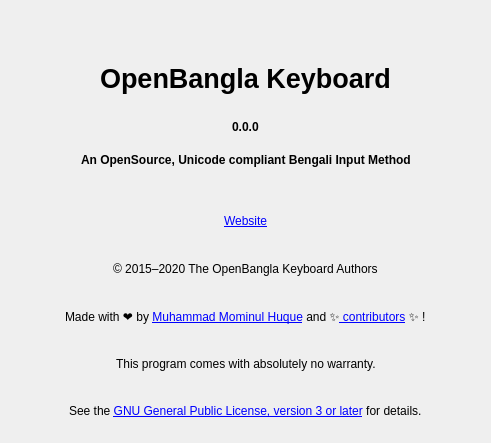
The window that src/frontend/AboutDialog.ui (OpenBangla/OpenBangla-Keyboard) describes before a commit, drawn with Qt 5.
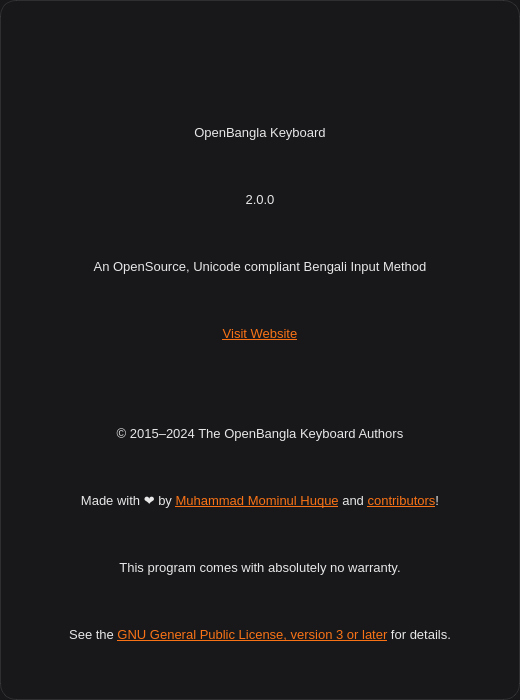
The same window after the commit. Icons and pictures are not drawn.

The edit to the form file:
```diff
--- a/src/frontend/AboutDialog.ui
+++ b/src/frontend/AboutDialog.ui
@@ -6,365 +6,240 @@
    <rect>
     <x>0</x>
     <y>0</y>
-    <width>491</width>
-    <height>443</height>
+    <width>520</width>
+    <height>700</height>
    </rect>
   </property>
   <property name="windowTitle">
    <string>About OpenBangla Keyboard</string>
   </property>
-  <property name="windowIcon">
-   <iconset resource="images.qrc">
-    <normaloff>:/images/OpenBangla-Keyboard.png</normaloff>:/images/OpenBangla-Keyboard.png</iconset>
+  <property name="styleSheet">
+   <string notr="true">QDialog {
+    background: #18181b;
+    border: 1px solid rgba(255, 255, 255, 0.1);
+    border-radius: 16px;
+}
+
+QLabel {
+    color: rgba(255, 255, 255, 0.9);
+    font-size: 13px;
+}
+
+QLabel[title=&quot;true&quot;] {
+    font-size: 28px;
+    font-weight: 600;
+    color: white;
+    margin-top: 16px;
+}
+
+QLabel[subtitle=&quot;true&quot;] {
+    font-size: 15px;
+    font-weight: 500;
+    color: rgba(255, 255, 255, 0.7);
+}
+
+QLabel[version=&quot;true&quot;] {
+    font-size: 16px;
+    font-weight: 600;
+    color: rgba(255, 255, 255, 0.5);
+    margin-bottom: 8px;
+}
+
+QLabel[copyright=&quot;true&quot;] {
+    color: rgba(255, 255, 255, 0.4);
+    font-size: 12px;
+}
+
+QLabel[link=&quot;true&quot;] a {
+    color: #f97316;
+    text-decoration: none;
+    font-size: 14px;
+    font-weight: 500;
+}
+
+QLabel[link=&quot;true&quot;] a:hover {
+    color: #f97316;
+    text-decoration: none;
+}
+
+QLabel#labelImage {
+    background: transparent;
+    border: none;
+    padding: 0;
+    margin-bottom: 16px;
+}
+
+QLabel#labelImage QPixmap {
+    border: 1px solid rgba(255, 255, 255, 0.1);
+    border-radius: 12px;
+}</string>
   </property>
   <layout class="QVBoxLayout" name="verticalLayout">
+   <property name="spacing">
+    <number>16</number>
+   </property>
+   <property name="leftMargin">
+    <number>40</number>
+   </property>
+   <property name="topMargin">
+    <number>40</number>
+   </property>
+   <property name="rightMargin">
+    <number>40</number>
+   </property>
+   <property name="bottomMargin">
+    <number>40</number>
+   </property>
    <item>
-    <layout class="QHBoxLayout" name="horizontalLayout">
-     <item>
-      <spacer name="horizontalSpacer">
-       <property name="orientation">
-        <enum>Qt::Horizontal</enum>
-       </property>
-       <property name="sizeHint" stdset="0">
-        <size>
-         <width>40</width>
-         <height>20</height>
-        </size>
-       </property>
-      </spacer>
-     </item>
-     <item>
-      <widget class="QLabel" name="labelImage">
-       <property name="text">
-        <string/>
-       </property>
-       <property name="pixmap">
-        <pixmap resource="images.qrc">:/images/OpenBangla-Keyboard.png</pixmap>
-       </property>
-      </widget>
-     </item>
-     <item>
-      <spacer name="horizontalSpacer_2">
-       <property name="orientation">
-        <enum>Qt::Horizontal</enum>
-       </property>
-       <property name="sizeHint" stdset="0">
-        <size>
-         <width>40</width>
-         <height>20</height>
-        </size>
-       </property>
-      </spacer>
-     </item>
-    </layout>
+    <widget class="QLabel" name="labelImage">
+     <property name="sizePolicy">
+      <sizepolicy hsizetype="Expanding" vsizetype="Preferred">
+       <horstretch>0</horstretch>
+       <verstretch>0</verstretch>
+      </sizepolicy>
+     </property>
+     <property name="text">
+      <string/>
+     </property>
+     <property name="pixmap">
+      <pixmap>:/images/OpenBangla-Keyboard.png</pixmap>
+     </property>
+     <property name="scaledContents">
+      <bool>false</bool>
+     </property>
+     <property name="alignment">
+      <set>Qt::AlignCenter</set>
+     </property>
+    </widget>
    </item>
    <item>
-    <layout class="QHBoxLayout" name="horizontalLayout_2">
-     <item>
-      <spacer name="horizontalSpacer_3">
-       <property name="orientation">
-        <enum>Qt::Horizontal</enum>
-       </property>
-       <property name="sizeHint" stdset="0">
-        <size>
-         <width>40</width>
-         <height>20</height>
-        </size>
-       </property>
-      </spacer>
-     </item>
-     <item>
-      <widget class="QLabel" name="label">
-       <property name="text">
-        <string>&lt;html&gt;&lt;head/&gt;&lt;body&gt;&lt;p&gt;&lt;span style=&quot; font-size:20pt; font-weight:600;&quot;&gt;OpenBangla Keyboard&lt;/span&gt;&lt;/p&gt;&lt;/body&gt;&lt;/html&gt;</string>
-       </property>
-      </widget>
-     </item>
-     <item>
-      <spacer name="horizontalSpacer_4">
-       <property name="orientation">
-        <enum>Qt::Horizontal</enum>
-       </property>
-       <property name="sizeHint" stdset="0">
-        <size>
-         <width>40</width>
-         <height>20</height>
-        </size>
-       </property>
-      </spacer>
-     </item>
-    </layout>
+    <widget class="QLabel" name="label">
+     <property name="text">
+      <string>OpenBangla Keyboard</string>
+     </property>
+     <property name="alignment">
+      <set>Qt::AlignCenter</set>
+     </property>
+     <property name="title" stdset="0">
+      <bool>true</bool>
+     </property>
+    </widget>
    </item>
    <item>
-    <layout class="QHBoxLayout" name="horizontalLayout_3">
-     <item>
-      <spacer name="horizontalSpacer_5">
-       <property name="orientation">
-        <enum>Qt::Horizontal</enum>
-       </property>
-       <property name="sizeHint" stdset="0">
-        <size>
-         <width>40</width>
-         <height>20</height>
-        </size>
-       </property>
-      </spacer>
-     </item>
-     <item>
-      <widget class="QLabel" name="labelVer">
-       <property name="font">
-        <font>
-         <weight>75</weight>
-         <bold>true</bold>
-        </font>
-       </property>
-       <property name="text">
-        <string>0.0.0</string>
-       </property>
-      </widget>
-     </item>
-     <item>
-      <spacer name="horizontalSpacer_6">
-       <property name="orientation">
-        <enum>Qt::Horizontal</enum>
-       </property>
-       <property name="sizeHint" stdset="0">
-        <size>
-         <width>40</width>
-         <height>20</height>
-        </size>
-       </property>
-      </spacer>
-     </item>
-    </layout>
+    <widget class="QLabel" name="labelVer">
+     <property name="text">
+      <string>2.0.0</string>
+     </property>
+     <property name="alignment">
+      <set>Qt::AlignCenter</set>
+     </property>
+     <property name="version" stdset="0">
+      <bool>true</bool>
+     </property>
+    </widget>
    </item>
    <item>
-    <layout class="QHBoxLayout" name="horizontalLayout_4">
-     <item>
-      <spacer name="horizontalSpacer_7">
-       <property name="orientation">
-        <enum>Qt::Horizontal</enum>
-       </property>
-       <property name="sizeHint" stdset="0">
-        <size>
-         <width>40</width>
-         <height>20</height>
-        </size>
-       </property>
-      </spacer>
-     </item>
-     <item>
-      <widget class="QLabel" name="labelInfo">
-       <property name="frameShape">
-        <enum>QFrame::NoFrame</enum>
-       </property>
-       <property name="text">
-        <string>&lt;html&gt;&lt;head/&gt;&lt;body&gt;&lt;p&gt;&lt;span style=&quot; font-weight:600;&quot;&gt;An OpenSource, Unicode compliant Bengali Input Method&lt;/span&gt;&lt;/p&gt;&lt;/body&gt;&lt;/html&gt;</string>
-       </property>
-       <property name="alignment">
-        <set>Qt::AlignLeading|Qt::AlignLeft|Qt::AlignTop</set>
-       </property>
-      </widget>
-     </item>
-     <item>
-      <spacer name="horizontalSpacer_8">
-       <property name="orientation">
-        <enum>Qt::Horizontal</enum>
-       </property>
-       <property name="sizeHint" stdset="0">
-        <size>
-         <width>40</width>
-         <height>20</height>
-        </size>
-       </property>
-      </spacer>
-     </item>
-    </layout>
+    <widget class="QLabel" name="labelInfo">
+     <property name="text">
+      <string>An OpenSource, Unicode compliant Bengali Input Method</string>
+     </property>
+     <property name="alignment">
+      <set>Qt::AlignCenter</set>
+     </property>
+     <property name="subtitle" stdset="0">
+      <bool>true</bool>
+     </property>
+    </widget>
    </item>
    <item>
-    <layout class="QHBoxLayout" name="horizontalLayout_5">
-     <item>
-      <spacer name="horizontalSpacer_9">
-       <property name="orientation">
-        <enum>Qt::Horizontal</enum>
-       </property>
-       <property name="sizeHint" stdset="0">
-        <size>
-         <width>40</width>
-         <height>20</height>
-        </size>
-       </property>
-      </spacer>
-     </item>
-     <item>
-      <widget class="QLabel" name="lblWebsite">
-       <property name="text">
-        <string>&lt;html&gt;&lt;head/&gt;&lt;body&gt;&lt;p&gt;&lt;a href=&quot;https://openbangla.github.io/&quot;&gt;&lt;span style=&quot; text-decoration: underline; color:#0000ff;&quot;&gt;Website&lt;/span&gt;&lt;/a&gt;&lt;/p&gt;&lt;/body&gt;&lt;/html&gt;</string>
-       </property>
-      </widget>
-     </item>
-     <item>
-      <spacer name="horizontalSpacer_10">
-       <property name="orientation">
-        <enum>Qt::Horizontal</enum>
-       </property>
-       <property name="sizeHint" stdset="0">
-        <size>
-         <width>40</width>
-         <height>20</height>
-        </size>
-       </property>
-      </spacer>
-     </item>
-    </layout>
+    <widget class="QLabel" name="lblWebsite">
+     <property name="cursor">
+      <cursorShape>PointingHandCursor</cursorShape>
+     </property>
+     <property name="text">
+      <string>&lt;html&gt;&lt;head/&gt;&lt;body&gt;&lt;p align=&quot;center&quot;&gt;&lt;a href=&quot;https://openbangla.github.io/&quot; style=&quot;color: #f97316;&quot;&gt;Visit Website&lt;/a&gt;&lt;/p&gt;&lt;/body&gt;&lt;/html&gt;</string>
+     </property>
+     <property name="openExternalLinks">
+      <bool>true</bool>
+     </property>
+     <property name="link" stdset="0">
+      <bool>true</bool>
+     </property>
+    </widget>
    </item>
    <item>
-    <layout class="QHBoxLayout" name="horizontalLayout_6">
-     <item>
-      <spacer name="horizontalSpacer_11">
-       <property name="orientation">
-        <enum>Qt::Horizontal</enum>
-       </property>
-       <property name="sizeHint" stdset="0">
-        <size>
-         <width>40</width>
-         <height>20</height>
-        </size>
-       </property>
-      </spacer>
-     </item>
-     <item>
-      <widget class="QLabel" name="label_5">
-       <property name="text">
-        <string>&lt;html&gt;&lt;head/&gt;&lt;body&gt;&lt;p&gt;© 2015–2020 The OpenBangla Keyboard Authors&lt;/p&gt;&lt;/body&gt;&lt;/html&gt;</string>
-       </property>
-      </widget>
-     </item>
-     <item>
-      <spacer name="horizontalSpacer_12">
-       <property name="orientation">
-        <enum>Qt::Horizontal</enum>
-       </property>
-       <property name="sizeHint" stdset="0">
-        <size>
-         <width>40</width>
-         <height>20</height>
-        </size>
-       </property>
-      </spacer>
-     </item>
-    </layout>
+    <spacer name="verticalSpacer">
+     <property name="orientation">
+      <enum>Qt::Vertical</enum>
+     </property>
+     <property name="sizeType">
+      <enum>QSizePolicy::Fixed</enum>
+     </property>
+     <property name="sizeHint" stdset="0">
+      <size>
+       <width>20</width>
+       <height>32</height>
+      </size>
+     </property>
+    </spacer>
    </item>
    <item>
-    <layout class="QHBoxLayout" name="horizontalLayout_7">
-     <item>
-      <spacer name="horizontalSpacer_13">
-       <property name="orientation">
-        <enum>Qt::Horizontal</enum>
-       </property>
-       <property name="sizeHint" stdset="0">
-        <size>
-         <width>40</width>
-         <height>20</height>
-        </size>
-       </property>
-      </spacer>
-     </item>
-     <item>
-      <widget class="QLabel" name="lblContrib">
-       <property name="text">
-        <string>&lt;html&gt;&lt;head/&gt;&lt;body&gt;&lt;p&gt;Made with ❤️ by &lt;a href=&quot;https://github.com/mominul&quot;&gt;&lt;span style=&quot; text-decoration: underline; color:#0000ff;&quot;&gt;Muhammad Mominul Huque&lt;/span&gt;&lt;/a&gt; and ✨&lt;a href=&quot;https://github.com/OpenBangla/OpenBangla-Keyboard/graphs/contributors&quot;&gt;&lt;span style=&quot; text-decoration: underline; color:#0000ff;&quot;&gt; contributors&lt;/span&gt;&lt;/a&gt; ✨ !&lt;/p&gt;&lt;/body&gt;&lt;/html&gt;</string>
-       </property>
-      </widget>
-     </item>
-     <item>
-      <spacer name="horizontalSpacer_14">
-       <property name="orientation">
-        <enum>Qt::Horizontal</enum>
-       </property>
-       <property name="sizeHint" stdset="0">
-        <size>
-         <width>40</width>
-         <height>20</height>
-        </size>
-       </property>
-      </spacer>
-     </item>
-    </layout>
+    <widget class="QLabel" name="label_5">
+     <property name="text">
+      <string>© 2015–2024 The OpenBangla Keyboard Authors</string>
+     </property>
+     <property name="alignment">
+      <set>Qt::AlignCenter</set>
+     </property>
+     <property name="copyright" stdset="0">
+      <bool>true</bool>
+     </property>
+    </widget>
    </item>
    <item>
-    <layout class="QHBoxLayout" name="horizontalLayout_8">
-     <item>
-      <spacer name="horizontalSpacer_15">
-       <property name="orientation">
-        <enum>Qt::Horizontal</enum>
-       </property>
-       <property name="sizeHint" stdset="0">
-        <size>
-         <width>40</width>
-         <height>20</height>
-        </size>
-       </property>
-      </spacer>
-     </item>
-     <item>
-      <widget class="QLabel" name="label_2">
-       <property name="text">
-        <string>&lt;html&gt;&lt;head/&gt;&lt;body&gt;&lt;p&gt;&lt;span style=&quot; font-size:9pt;&quot;&gt;This program comes with absolutely no warranty.&lt;/span&gt;&lt;/p&gt;&lt;/body&gt;&lt;/html&gt;</string>
-       </property>
-      </widget>
-     </item>
-     <item>
-      <spacer name="horizontalSpacer_16">
-       <property name="orientation">
-        <enum>Qt::Horizontal</enum>
-       </property>
-       <property name="sizeHint" stdset="0">
-        <size>
-         <width>40</width>
-         <height>20</height>
-        </size>
-       </property>
-      </spacer>
-     </item>
-    </layout>
+    <widget class="QLabel" name="lblLinks">
+     <property name="cursor">
+      <cursorShape>PointingHandCursor</cursorShape>
+     </property>
+     <property name="text">
+      <string>&lt;html&gt;&lt;head/&gt;&lt;body&gt;&lt;p align=&quot;center&quot;&gt;Made with ❤️ by &lt;a href=&quot;https://github.com/mominul&quot; style=&quot;color: #f97316;&quot;&gt;Muhammad Mominul Huque&lt;/a&gt; and &lt;a href=&quot;https://github.com/OpenBangla/OpenBangla-Keyboard/graphs/contributors&quot; style=&quot;color: #f97316;&quot;&gt;contributors&lt;/a&gt;!&lt;/p&gt;&lt;/body&gt;&lt;/html&gt;</string>
+     </property>
+     <property name="openExternalLinks">
+      <bool>true</bool>
+     </property>
+     <property name="link" stdset="0">
+      <bool>true</bool>
+     </property>
+    </widget>
    </item>
    <item>
-    <layout class="QHBoxLayout" name="horizontalLayout_9">
-     <item>
-      <spacer name="horizontalSpacer_17">
-       <property name="orientation">
-        <enum>Qt::Horizontal</enum>
-       </property>
-       <property name="sizeHint" stdset="0">
-        <size>
-         <width>40</width>
-         <height>20</height>
-        </size>
-       </property>
-      </spacer>
-     </item>
-     <item>
-      <widget class="QLabel" name="lblLicense">
-       <property name="text">
-        <string>&lt;html&gt;&lt;head/&gt;&lt;body&gt;&lt;p&gt;&lt;span style=&quot; font-size:9pt;&quot;&gt;See the &lt;/span&gt;&lt;a href=&quot;https://www.gnu.org/licenses/gpl-3.0.html&quot;&gt;&lt;span style=&quot; font-size:9pt; text-decoration: underline; color:#0000ff;&quot;&gt;GNU General Public License, version 3 or later&lt;/span&gt;&lt;/a&gt;&lt;span style=&quot; font-size:9pt;&quot;&gt; for details.&lt;/span&gt;&lt;/p&gt;&lt;/body&gt;&lt;/html&gt;</string>
-       </property>
-      </widget>
-     </item>
-     <item>
-      <spacer name="horizontalSpacer_18">
-       <property name="orientation">
-        <enum>Qt::Horizontal</enum>
-       </property>
-       <property name="sizeHint" stdset="0">
-        <size>
-         <width>40</width>
-         <height>20</height>
-        </size>
-       </property>
-      </spacer>
-     </item>
-    </layout>
+    <widget class="QLabel" name="label_2">
+     <property name="text">
+      <string>This program comes with absolutely no warranty.</string>
+     </property>
+     <property name="alignment">
+      <set>Qt::AlignCenter</set>
+     </property>
+     <property name="copyright" stdset="0">
+      <bool>true</bool>
+     </property>
+    </widget>
+   </item>
+   <item>
+    <widget class="QLabel" name="lblLicense">
+     <property name="cursor">
+      <cursorShape>PointingHandCursor</cursorShape>
+     </property>
+     <property name="text">
+      <string>&lt;html&gt;&lt;head/&gt;&lt;body&gt;&lt;p align=&quot;center&quot;&gt;See the &lt;a href=&quot;https://www.gnu.org/licenses/gpl-3.0.html&quot; style=&quot;color: #f97316;&quot;&gt;GNU General Public License, version 3 or later&lt;/a&gt; for details.&lt;/p&gt;&lt;/body&gt;&lt;/html&gt;</string>
+     </property>
+     <property name="openExternalLinks">
+      <bool>true</bool>
+     </property>
+     <property name="link" stdset="0">
+      <bool>true</bool>
+     </property>
+    </widget>
    </item>
   </layout>
  </widget>
```
Left out of the diff: 5 changed lines with no effect on the pictures.
